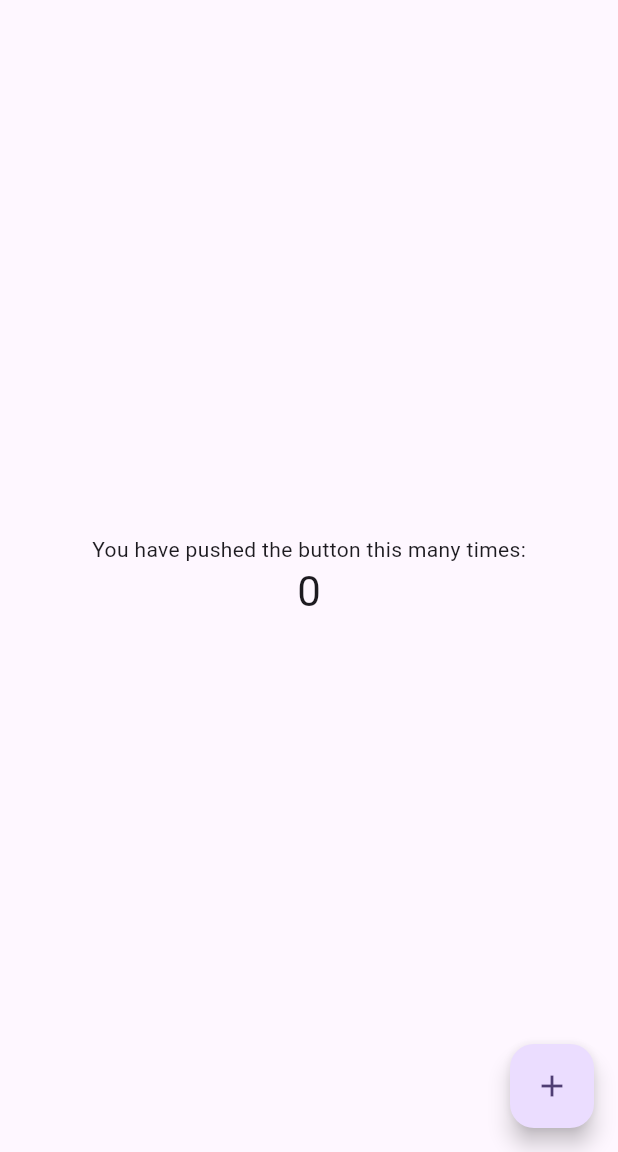
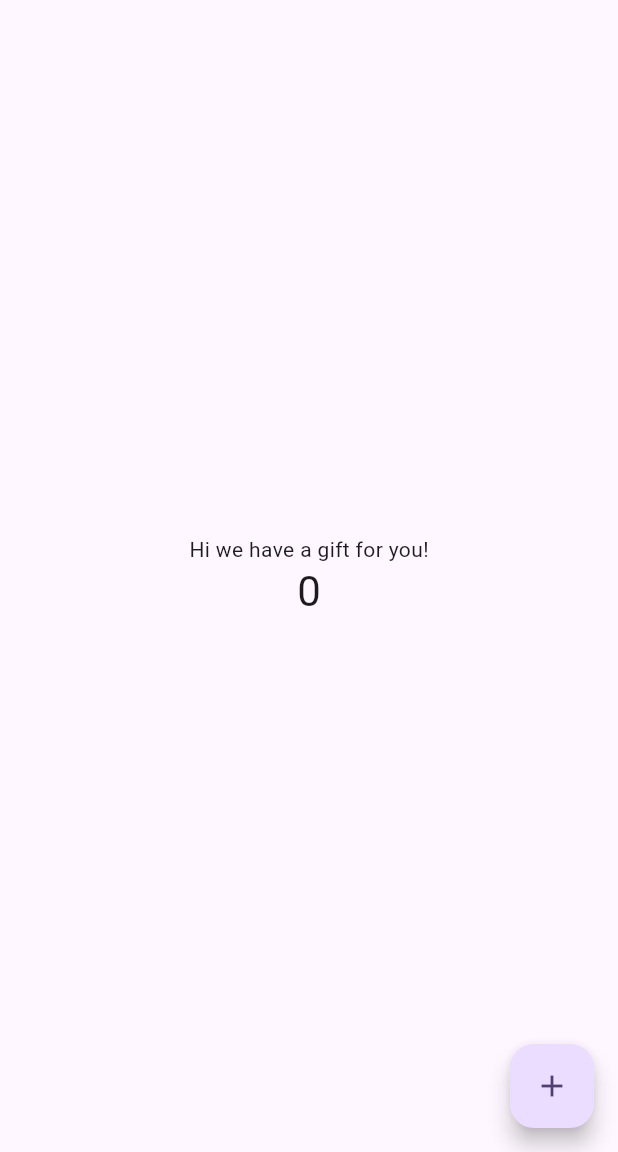
Before and after one commit to N-i-ke/flutter-todo, a Flutter app: the screen it shows after launch, on a phone screen of 412 x 824 dp, the part 84-1236 px from its top. Run offline on Flutter 3.47's test engine with Material 3 defaults, Android fonts, the phone set to English and light mode, and no system bars.

```diff
--- a/lib/main.dart
+++ b/lib/main.dart
@@ -106,7 +106,7 @@ class _MyHomePageState extends State<MyHomePage> {
           mainAxisAlignment: MainAxisAlignment.center,
           children: <Widget>[
             const Text(
-              'You have pushed the button this many times:',
+              'Hi we have a gift for you!',
             ),
             Text(
               '$_counter',
```
Also changed, not shown: 300 other files.
